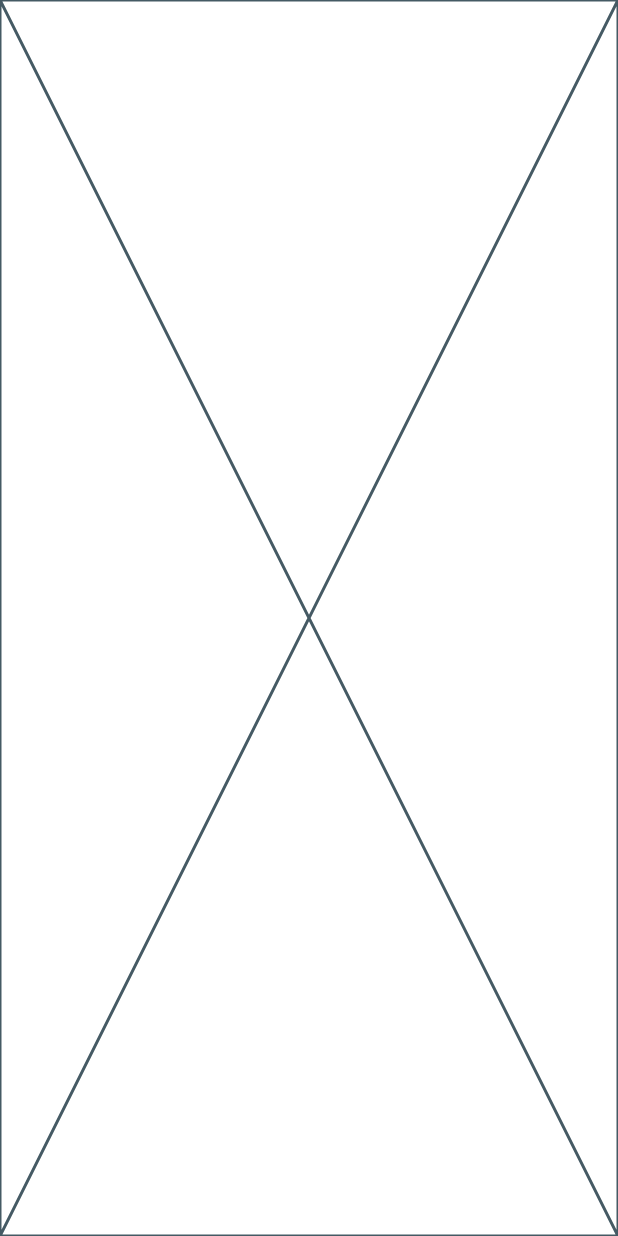
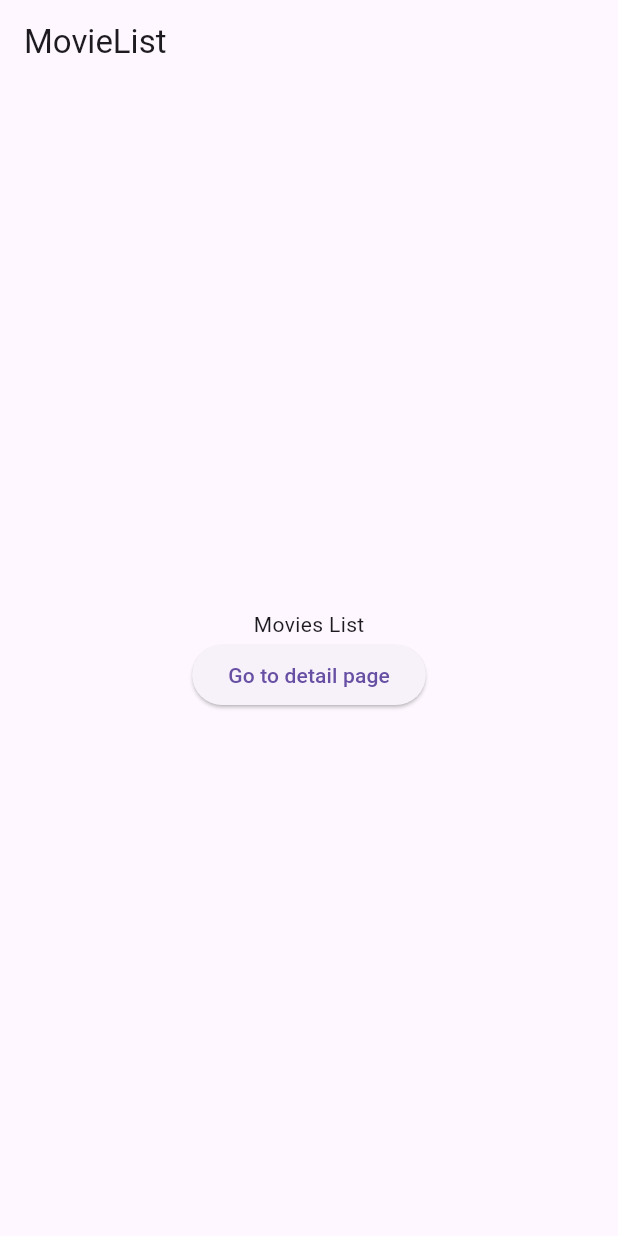
Before and after one commit to sarbazx/movielist, a Flutter app: the screen it shows after launch, on a phone screen of 412 x 824 dp. Run offline on Flutter 3.47's test engine with Material 3 defaults, Android fonts, the phone set to English and light mode, and no system bars; our stand-ins replace go_router.

Commit message:
add router, project structure and router testing

```diff
--- a/lib/app.dart
+++ b/lib/app.dart
@@ -1,10 +1,15 @@
 import 'package:flutter/material.dart';
+
+import 'router.dart';
 
 class App extends StatelessWidget {
   const App({super.key});
 
   @override
   Widget build(BuildContext context) {
-    return const Placeholder();
+    return MaterialApp.router(
+      debugShowCheckedModeBanner: false,
+      routerConfig: router,
+    );
   }
 }
--- /dev/null
+++ b/lib/movie/view/view.dart
@@ -0,0 +1 @@
+export 'detail_page.dart';
--- /dev/null
+++ b/lib/movie/widgets/widgets.dart
@@ -0,0 +1 @@
+export 'movie_detail.dart';
--- /dev/null
+++ b/lib/movies/view/home_page.dart
@@ -0,0 +1,24 @@
+import 'package:flutter/material.dart';
+import 'package:go_router/go_router.dart';
+
+import '../widgets/movies_list.dart';
+
+class HomePage extends StatelessWidget {
+  const HomePage({super.key});
+
+  static String get pagePath => '/';
+
+  static MaterialPage<void> _materialPage(Key key) => MaterialPage(
+        child: HomePage(key: key),
+      );
+
+  static GoRoute get route => GoRoute(
+        path: pagePath,
+        pageBuilder: (context, state) => _materialPage(state.pageKey),
+      );
+
+  @override
+  Widget build(BuildContext context) {
+    return MoviesList();
+  }
+}
--- /dev/null
+++ b/lib/movies/view/view.dart
@@ -0,0 +1 @@
+export 'home_page.dart';
--- /dev/null
+++ b/lib/movies/widgets/movies_list.dart
@@ -0,0 +1,21 @@
+import 'package:flutter/material.dart';
+import 'package:go_router/go_router.dart';
+
+class MoviesList extends StatelessWidget {
+  const MoviesList({super.key});
+
+  @override
+  Widget build(BuildContext context) {
+    return Column(
+      children: [
+        Spacer(),
+        Text('Movies List'),
+        ElevatedButton(
+          onPressed: () => GoRouter.of(context).push('/1234'),
+          child: Text('Go to detail page'),
+        ),
+        Spacer(),
+      ],
+    );
+  }
+}
--- /dev/null
+++ b/lib/movies/widgets/widgets.dart
@@ -0,0 +1 @@
+export 'movies_list.dart';
--- /dev/null
+++ b/lib/router.dart
@@ -0,0 +1,25 @@
+import 'package:flutter/material.dart';
+import 'package:go_router/go_router.dart';
+
+import 'movie/view/view.dart';
+import 'movies/view/view.dart';
+
+final router = GoRouter(
+  initialLocation: HomePage.pagePath,
+  routes: [
+    ShellRoute(
+      builder: (context, state, child) => Scaffold(
+        appBar: AppBar(
+          title: Text('MovieList'),
+          leading: state.fullPath != '/'
+              ? BackButton(
+                  onPressed: () => context.pop(),
+                )
+              : null,
+        ),
+        body: child,
+      ),
+      routes: [HomePage.route, DetailPage.route],
+    ),
+  ],
+);
```
Also changed, not shown: lib/movie/view/detail_page.dart (added, +33 -0 lines), lib/movie/widgets/movie_detail.dart (added, +10 -0 lines), 2 other files.
